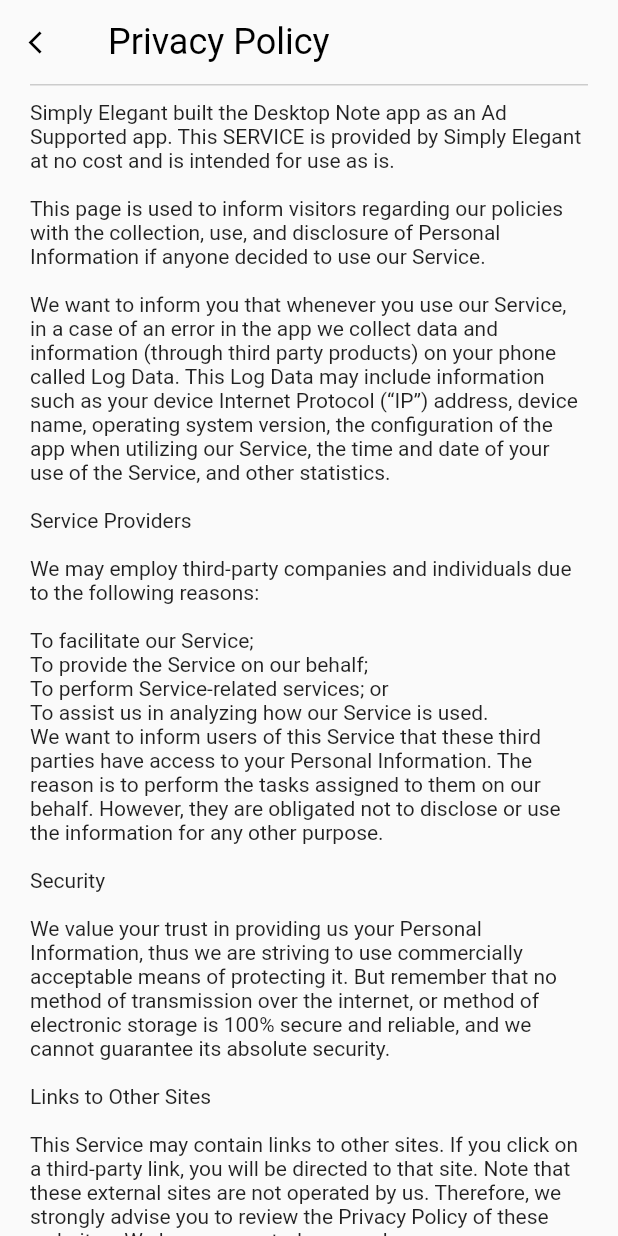
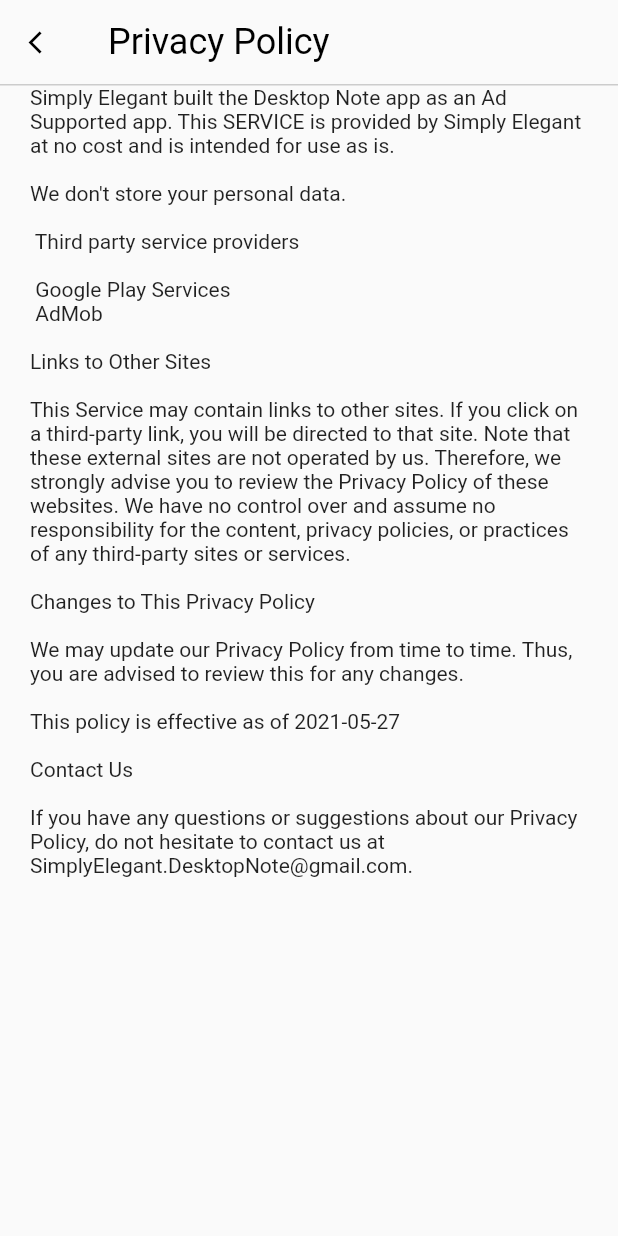
Before and after one commit to prajwolpakka/Desktop-Note, a Flutter app: the PrivacyPolicyScreen screen opened directly, on a phone screen of 412 x 824 dp. Run offline on Flutter 3.47's test engine with Material 2 defaults, Android fonts, the phone set to English and light mode, and no system bars; our stand-ins replace google_mobile_ads, shared_preferences; missing offline and left inert: home_widget; accounts and stored records are empty.

Commit message:
privacy policy updated

```diff
--- a/lib/PrivacyPolicyScreen.dart
+++ b/lib/PrivacyPolicyScreen.dart
@@ -16,23 +16,16 @@ class _PrivacyPolicyScreenState extends State<PrivacyPolicyScreen> {
           backgroundColor: Colors.transparent,
           title: Text('Privacy Policy'),
         ),
-        body: Container(
-          padding: EdgeInsets.fromLTRB(20, 0, 20, 0),
-          child: SingleChildScrollView(
-            child: Column(
-              crossAxisAlignment: CrossAxisAlignment.start,
-              children: [
-                Container(height: 1, color: Colors.grey.withOpacity(0.5)),
-                SizedBox(height: 10),
-                ScrollConfiguration(
-                  behavior: ScrollBehavior(),
-                  child: Expanded(
-                    child: Text(privacyPolicy),
-                  ),
-                ),
-              ],
+        body: Column(
+          children: [
+            Container(height: 1, color: Colors.grey.withOpacity(0.5)),
+            Expanded(
+              child: Container(
+                padding: EdgeInsets.fromLTRB(20, 0, 20, 0),
+                child: ScrollConfiguration(behavior: ScrollBehavior(), child: ListView(children: [Text(privacyPolicy)])),
+              ),
             ),
-          ),
+          ],
         ),
       ),
     );
@@ -41,35 +34,20 @@ class _PrivacyPolicyScreenState extends State<PrivacyPolicyScreen> {
 
 String privacyPolicy = '''Simply Elegant built the Desktop Note app as an Ad Supported app. This SERVICE is provided by Simply Elegant at no cost and is intended for use as is.
 
-This page is used to inform visitors regarding our policies with the collection, use, and disclosure of Personal Information if anyone decided to use our Service.
+We don't store your personal data.
 
-We want to inform you that whenever you use our Service, in a case of an error in the app we collect data and information (through third party products) on your phone called Log Data. This Log Data may include information such as your device Internet Protocol (“IP”) address, device name, operating system version, the configuration of the app when utilizing our Service, the time and date of your use of the Service, and other statistics.
+ Third party service providers
 
-Service Providers
-
-We may employ third-party companies and individuals due to the following reasons:
-
-To facilitate our Service;
-To provide the Service on our behalf;
-To perform Service-related services; or
-To assist us in analyzing how our Service is used.
-We want to inform users of this Service that these third parties have access to your Personal Information. The reason is to perform the tasks assigned to them on our behalf. However, they are obligated not to disclose or use the information for any other purpose.
-
-Security
-
-We value your trust in providing us your Personal Information, thus we are striving to use commercially acceptable means of protecting it. But remember that no method of transmission over the internet, or method of electronic storage is 100% secure and reliable, and we cannot guarantee its absolute security.
+ Google Play Services
+ AdMob
 
 Links to Other Sites
 
 This Service may contain links to other sites. If you click on a third-party link, you will be directed to that site. Note that these external sites are not operated by us. Therefore, we strongly advise you to review the Privacy Policy of these websites. We have no control over and assume no responsibility for the content, privacy policies, or practices of any third-party sites or services.
 
-Children’s Privacy
-
-These Services do not address anyone under the age of 13. We do not knowingly collect personally identifiable information from children under 13 years of age. In the case we discover that a child under 13 has provided us with personal information, we immediately delete this from our servers. If you are a parent or guardian and you are aware that your child has provided us with personal information, please contact us so that we will be able to do necessary actions.
-
 Changes to This Privacy Policy
 
-We may update our Privacy Policy from time to time. Thus, you are advised to review this page periodically for any changes. We will notify you of any changes by posting the new Privacy Policy on this page.
+We may update our Privacy Policy from time to time. Thus, you are advised to review this for any changes.
 
 This policy is effective as of 2021-05-27
 
```
